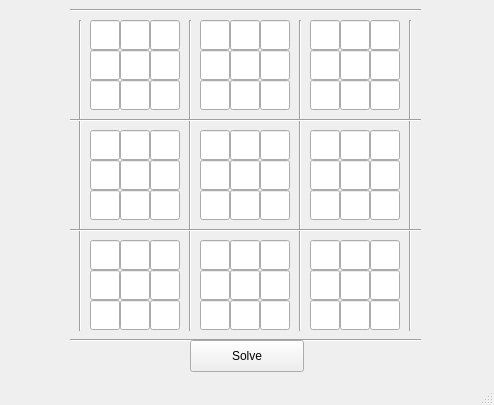
This is mainwindow.ui in Zetrick/Sudoku_Solver as Qt 5 draws it before an edit. The edited form follows.
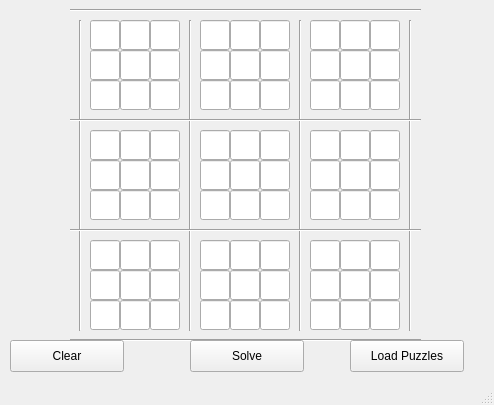
This is the edited form.

What changed in the file:
```diff
--- a/mainwindow.ui
+++ b/mainwindow.ui
@@ -1919,6 +1919,32 @@
      <string>Solve</string>
     </property>
    </widget>
+   <widget class="QPushButton" name="pushButton_clear">
+    <property name="geometry">
+     <rect>
+      <x>10</x>
+      <y>340</y>
+      <width>114</width>
+      <height>32</height>
+     </rect>
+    </property>
+    <property name="text">
+     <string>Clear</string>
+    </property>
+   </widget>
+   <widget class="QPushButton" name="pushButton_load_next">
+    <property name="geometry">
+     <rect>
+      <x>350</x>
+      <y>340</y>
+      <width>114</width>
+      <height>32</height>
+     </rect>
+    </property>
+    <property name="text">
+     <string>Load Puzzles</string>
+    </property>
+   </widget>
   </widget>
   <widget class="QStatusBar" name="statusBar"/>
  </widget>
```
